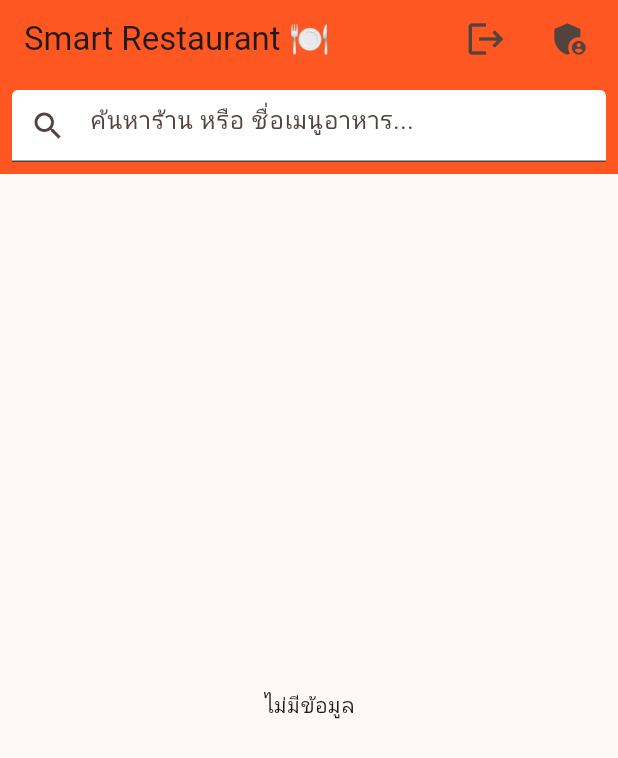
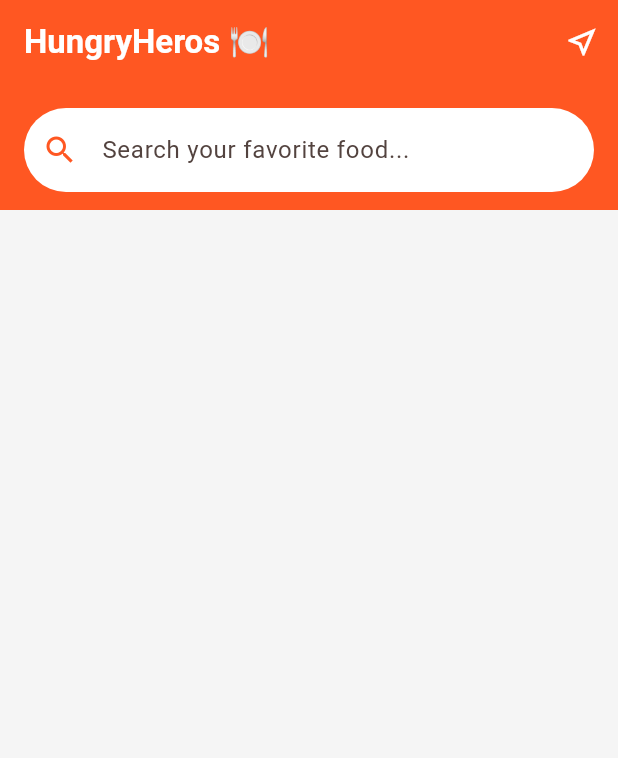
Before and after one commit to phutawanku-cmd/Application, a Flutter app: the screen it shows once a user with an empty profile is signed in, on a phone screen of 412 x 824 dp. Shown: the top 758 px of the screen. Run offline on Flutter 3.47's test engine with Material 3 defaults, Android fonts, the phone set to English and light mode, and no system bars; our stand-ins replace cloud_firestore, firebase_auth, firebase_core; accounts and stored records are empty.

Commit message:
Refactor Restaurant model to include imageUrl; update database service and home screen for image handling and distance sorting

```diff
--- a/smart_restaurant/lib/models/restaurant.dart
+++ b/smart_restaurant/lib/models/restaurant.dart
@@ -1,15 +1,16 @@
 class Restaurant {
   final String id;
-  final String name; // [cite: 222]
-  final String category; // [cite: 223]
-  final double lat; // [cite: 225]
-  final double lng; // [cite: 225]
-  final String priceRange; // 🚩 เพิ่มตาม FR-07 [cite: 137, 224]
-  final String openingHours; // 🚩 เพิ่มตาม FR-18 [cite: 152, 226]
-  final double rating; // 🚩 เพิ่มตาม FR-20 [cite: 154, 227]
-  final String description; // 🚩 เพิ่มตามสเปคหน้า 12 [cite: 228]
+  final String name;
+  final String category;
+  final double lat;
+  final double lng;
+  final String priceRange;
+  final String openingHours;
+  final double rating;
+  final String description;
+  final String imageUrl; // 🚩 เพิ่มเพื่อให้ Card มีรูปสวยๆ
   final List<String> searchKeywords;
-  final List<Map<String, dynamic>> menus; // [cite: 151]
+  final List<Map<String, dynamic>> menus;
 
   Restaurant({
     required this.id,
@@ -21,11 +22,11 @@ class Restaurant {
     required this.openingHours,
     required this.rating,
     required this.description,
+    required this.imageUrl, // 🚩 เพิ่มใน Constructor
     required this.searchKeywords,
     required this.menus,
   });
 
-  // 📥 ดึงข้อมูลจาก Firestore มาสร้างเป็น Object ใน Flutter
   factory Restaurant.fromFirestore(String id, Map<String, dynamic> data) {
     return Restaurant(
       id: id,
@@ -33,16 +34,16 @@ class Restaurant {
       category: data['category'] ?? '',
       lat: (data['lat'] ?? 0.0).toDouble(),
       lng: (data['lng'] ?? 0.0).toDouble(),
-      priceRange: data['priceRange'] ?? 'ไม่ระบุ', // [cite: 224]
-      openingHours: data['openingHours'] ?? 'ไม่ระบุ', // [cite: 226]
-      rating: (data['rating'] ?? 0.0).toDouble(), // [cite: 227]
-      description: data['description'] ?? '', // [cite: 228]
+      priceRange: data['priceRange'] ?? 'ไม่ระบุ',
+      openingHours: data['openingHours'] ?? 'ไม่ระบุ',
+      rating: (data['rating'] ?? 0.0).toDouble(),
+      description: data['description'] ?? '',
+      imageUrl: data['imageUrl'] ?? '', // 🚩 ดึง URL รูปภาพ
       searchKeywords: List<String>.from(data['searchKeywords'] ?? []),
       menus: List<Map<String, dynamic>>.from(data['menus'] ?? []),
     );
   }
 
-  // 📤 แปลงจาก Object เป็น Map เพื่อส่งไปบันทึกบน Firestore
   Map<String, dynamic> toMap() {
     return {
       'name': name,
@@ -53,8 +54,9 @@ class Restaurant {
       'openingHours': openingHours,
       'rating': rating,
       'description': description,
+      'imageUrl': imageUrl, // 🚩 บันทึก URL รูปภาพ
       'searchKeywords': searchKeywords,
       'menus': menus,
     };
   }
-}
+} //
--- a/smart_restaurant/lib/screens/home_screen.dart
+++ b/smart_restaurant/lib/screens/home_screen.dart
@@ -1,9 +1,8 @@
 import 'package:flutter/material.dart';
-import 'package:firebase_auth/firebase_auth.dart';
+import 'dart:math' as math;
 import '../services/database_service.dart';
 import '../models/restaurant.dart';
 import 'restaurant_detail_screen.dart';
-import 'admin_dashboard_screen.dart'; // 🚩 นำเข้าหน้า Admin Dashboard
 
 class HomeScreen extends StatefulWidget {
   const HomeScreen({super.key});
@@ -15,182 +14,154 @@ class HomeScreen extends StatefulWidget {
 class _HomeScreenState extends State<HomeScreen> {
   final DatabaseService _dbService = DatabaseService();
   String _searchText = "";
-  late Stream<List<Restaurant>> _restaurantStream;
+  bool _isSortingByDistance = false;
 
-  @override
-  void initState() {
-    super.initState();
-    _restaurantStream = _dbService.getRestaurants();
-  }
+  // 📍 พิกัดจำลองของผู้ใช้ (User Location)
+  final double userLat = 13.1234;
+  final double userLng = 100.9123;
 
-   void _showAdminLoginDialog() {
-    final TextEditingController passwordController = TextEditingController();
-
-    showDialog(
-      context: context,
-      builder: (dialogContext) {
-        return AlertDialog(
-          title: const Text('🔐 Admin Mode'),
-          content: TextField(
-            controller: passwordController,
-            obscureText: true,
-            decoration: const InputDecoration(
-              labelText: 'กรอกรหัสผ่าน (admin123)',
-              border: OutlineInputBorder(),
-            ),
-          ),
-          actions: [
-            TextButton(
-              onPressed: () => Navigator.pop(dialogContext), // ปิดกล่องเฉพาะเมื่อกดยกเลิก
-              child: const Text('ยกเลิก', style: TextStyle(color: Colors.grey)),
-            ),
-            ElevatedButton(
-              style: ElevatedButton.styleFrom(backgroundColor: Colors.blueGrey[900], foregroundColor: Colors.white),
-              onPressed: () {
-                String enteredPassword = passwordController.text.trim(); // .trim() ช่วยตัดช่องว่างซ้ายขวาทิ้งให้
-
-                // 🚦 เช็คเงื่อนไขที่ 1: ปล่อยช่องว่าง
-                if (enteredPassword.isEmpty) {
-                  ScaffoldMessenger.of(context).showSnackBar(
-                    const SnackBar(content: Text('⚠️ กรุณากรอกรหัสผ่านครับ!'), backgroundColor: Colors.orange),
-                  );
-                  // ❌ ไม่เรียก Navigator.pop -> กล่องจะไม่ปิด
-                }
-                // 🚦 เช็คเงื่อนไขที่ 2: รหัสถูกต้อง
-                else if (enteredPassword == 'admin123') {
-                  // 🧹 สั่งปิดกล่อง Dialog ทันที
-                  Navigator.pop(dialogContext);
-
-                  // 🚀 เปิดหน้า Admin Dashboard
-                  if (mounted) {
-                    Navigator.push(
-                      context,
-                      MaterialPageRoute(builder: (context) => const AdminDashboardScreen()),
-                    );
-                  }
-                }
-                // 🚦 เช็คเงื่อนไขที่ 3: รหัสผิดพลาด
-                else {
-                  ScaffoldMessenger.of(context).showSnackBar(
-                    const SnackBar(content: Text('❌ รหัสผ่านไม่ถูกต้อง!'), backgroundColor: Colors.red),
-                  );
-                  // 💡 ทริกวิศวกร: ล้างช่องข้อความให้ผู้ใช้กรอกใหม่ได้ง่ายๆ โดยไม่ต้องกดลบเอง
-                  passwordController.clear();
-                  // ❌ ไม่เรียก Navigator.pop -> กล่องจะไม่ปิด
-                }
-              },
-              child: const Text('เข้าสู่ระบบ'),
-            ),
-          ],
-        );
-      },
-    );
+  double _calculateDistance(double resLat, double resLng) {
+    var p = 0.017453292519943295;
+    var a = 0.5 - math.cos((resLat - userLat) * p) / 2 +
+        math.cos(userLat * p) * math.cos(resLat * p) *
+            (1 - math.cos((resLng - userLng) * p)) / 2;
+    return 12742 * math.asin(math.sqrt(a));
   }
 
   @override
   Widget build(BuildContext context) {
     return Scaffold(
-      appBar: AppBar(
-        title: const Text('Smart Restaurant 🍽️'),
-        backgroundColor: Colors.deepOrange,
+      backgroundColor: Colors.grey[100],
+      body: CustomScrollView(
+        slivers: [
+          // --- AppBar สีส้ม HungryHeros ---
+          SliverAppBar(
+            expandedHeight: 140,
+            floating: true,
+            pinned: true,
+            backgroundColor: const Color(0xFFFF5722),
+            title: const Text('HungryHeros 🍽️',
+              style: TextStyle(fontWeight: FontWeight.bold, color: Colors.white)),
             actions: [
-          // 🚪 1. ปุ่ม Logout (วางด้านซ้าย)
+              // ปุ่ม Sort ระยะทาง (คลิกเพื่อสลับการเรียง)
               IconButton(
-            icon: const Icon(Icons.logout, size: 28),
-            tooltip: 'ออกจากระบบ',
-            onPressed: () async {
-              // ออกจากระบบ (ยามใน main.dart จะเด้งเรากลับหน้า Login ทันที)
-              await FirebaseAuth.instance.signOut();
-            },
+                icon: Icon(_isSortingByDistance ? Icons.near_me : Icons.near_me_outlined, color: Colors.white),
+                onPressed: () => setState(() => _isSortingByDistance = !_isSortingByDistance),
               ),
-          const SizedBox(width: 8),
-
-          // ⚙️ 2. ปุ่ม Admin Mode (วางด้านขวา)
-          IconButton(
-            icon: const Icon(Icons.admin_panel_settings, size: 28),
-            tooltip: 'Admin Mode',
-            onPressed: _showAdminLoginDialog,
-          ),
-          const SizedBox(width: 8),
             ],
-        // ... โค้ดส่วน bottom (ช่องค้นหา) ของเดิม ...
             bottom: PreferredSize(
-          preferredSize: const Size.fromHeight(60),
+              preferredSize: const Size.fromHeight(70),
               child: Padding(
-            padding: const EdgeInsets.all(8.0),
+                padding: const EdgeInsets.fromLTRB(16, 0, 16, 12),
                 child: TextField(
-              decoration: const InputDecoration(
-                hintText: 'ค้นหาร้าน หรือ ชื่อเมนูอาหาร...',
+                  decoration: InputDecoration(
+                    hintText: 'Search your favorite food...',
+                    prefixIcon: const Icon(Icons.search, color: Color(0xFFFF5722)),
                     fillColor: Colors.white,
                     filled: true,
-                prefixIcon: Icon(Icons.search),
+                    border: OutlineInputBorder(borderRadius: BorderRadius.circular(30), borderSide: BorderSide.none),
                   ),
-              onChanged: (val) {
-                setState(() => _searchText = val);
-              },
+                  onChanged: (val) => setState(() => _searchText = val),
                 ),
               ),
             ),
           ),
-      body: StreamBuilder<List<Restaurant>>(
-        stream: _restaurantStream,
+
+          // --- รายการร้านอาหาร (UI เหมือน Figma) ---
+          StreamBuilder<List<Restaurant>>(
+            stream: _dbService.getRestaurants(),
             builder: (context, snapshot) {
-          if (snapshot.hasError) return Center(child: Text('Error: ${snapshot.error}'));
-          if (snapshot.connectionState == ConnectionState.waiting) return const Center(child: CircularProgressIndicator());
-          if (!snapshot.hasData || snapshot.data!.isEmpty) return const Center(child: Text("ไม่มีข้อมูล"));
+              if (snapshot.connectionState == ConnectionState.waiting) return const SliverFillRemaining(child: Center(child: CircularProgressIndicator()));
+              if (!snapshot.hasData) return const SliverFillRemaining(child: Center(child: Text("No data")));
 
-          List<Restaurant> allRestaurants = snapshot.data!;
-
-          List<Restaurant> filteredRestaurants = allRestaurants.where((res) {
-            final searchWord = _searchText.toLowerCase().trim();
-            if (searchWord.isEmpty) return true;
-
-            bool matchNameOrCategory = res.name.toLowerCase().contains(searchWord) ||
-                                       res.category.toLowerCase().contains(searchWord);
-
-            bool matchMenu = res.menus.any((menu) {
-              final menuName = (menu['name'] ?? '').toString().toLowerCase();
-              return menuName.contains(searchWord);
-            });
-
-            return matchNameOrCategory || matchMenu;
+              List<Restaurant> filtered = snapshot.data!.where((res) {
+                return res.name.toLowerCase().contains(_searchText.toLowerCase());
               }).toList();
 
-          if (filteredRestaurants.isEmpty) {
-            return Center(
-              child: Text(
-                'ไม่พบร้านที่ขาย "$_searchText"',
-                style: const TextStyle(fontSize: 16, color: Colors.grey),
-              ),
-            );
+              // 🚩 ระบบ Sort ตามระยะทาง
+              if (_isSortingByDistance) {
+                filtered.sort((a, b) => _calculateDistance(a.lat, a.lng).compareTo(_calculateDistance(b.lat, b.lng)));
               }
 
-          return ListView.builder(
-            itemCount: filteredRestaurants.length,
-            itemBuilder: (context, index) {
-              Restaurant res = filteredRestaurants[index];
-              return ListTile(
-                onTap: () {
-                  Navigator.push(
-                    context,
-                    MaterialPageRoute(
-                      builder: (context) => RestaurantDetailScreen(restaurant: res),
+              return SliverPadding(
+                padding: const EdgeInsets.all(16),
+                sliver: SliverList(
+                  delegate: SliverChildBuilderDelegate(
+                    (context, index) {
+                      final res = filtered[index];
+                      final dist = _calculateDistance(res.lat, res.lng);
+
+                      return Container(
+                        margin: const EdgeInsets.only(bottom: 20),
+                        decoration: BoxDecoration(
+                          color: Colors.white,
+                          borderRadius: BorderRadius.circular(25),
+                          boxShadow: [BoxShadow(color: Colors.black12, blurRadius: 10, offset: const Offset(0, 5))],
+                        ),
+                        child: InkWell(
+                          onTap: () => Navigator.push(context, MaterialPageRoute(builder: (context) => RestaurantDetailScreen(restaurant: res))),
+                          borderRadius: BorderRadius.circular(25),
+                          child: Column(
+                            crossAxisAlignment: CrossAxisAlignment.start,
+                            children: [
+                              // 🖼️ พื้นที่ภาพ (Full Width & Height 200px)
+                              Stack(
+                                children: [
+                                  ClipRRect(
+                                    borderRadius: const BorderRadius.vertical(top: Radius.circular(25)),
+                                    child: Image.network(
+                                      res.imageUrl,
+                                      height: 200,
+                                      width: double.infinity,
+                                      fit: BoxFit.cover,
+                                      errorBuilder: (_, __, ___) => Container(height: 200, color: Colors.grey[200], child: const Icon(Icons.restaurant, size: 50)),
+                                    ),
+                                  ),
+                                  Positioned(
+                                    top: 12, right: 12,
+                                    child: Container(
+                                      padding: const EdgeInsets.symmetric(horizontal: 10, vertical: 5),
+                                      decoration: BoxDecoration(color: Colors.white, borderRadius: BorderRadius.circular(15)),
+                                      child: Row(children: [const Icon(Icons.star, color: Colors.orange, size: 16), Text(' ${res.rating}', style: const TextStyle(fontWeight: FontWeight.bold))]),
+                                    ),
+                                  ),
+                                ],
+                              ),
+                              // 📝 ข้อมูลร้าน
+                              Padding(
+                                padding: const EdgeInsets.all(16),
+                                child: Column(
+                                  crossAxisAlignment: CrossAxisAlignment.start,
+                                  children: [
+                                    Text(res.name, style: const TextStyle(fontSize: 18, fontWeight: FontWeight.bold)),
+                                    const SizedBox(height: 4),
+                                    Text(res.category, style: const TextStyle(color: Colors.grey)),
+                                    const Divider(height: 24),
+                                    Row(
+                                      children: [
+                                        const Icon(Icons.location_on, size: 16, color: Color(0xFFFF5722)),
+                                        // 🚩 ตัวเลขระยะทางจะเปลี่ยนตามที่แก้ใน Firebase
+                                        Text(' ${dist.toStringAsFixed(1)} km', style: const TextStyle(fontWeight: FontWeight.bold)),
+                                        const Spacer(),
+                                        const Icon(Icons.access_time, size: 16, color: Colors.grey),
+                                        Text(' ${res.openingHours}', style: const TextStyle(color: Colors.grey)),
+                                      ],
+                                    ),
+                                  ],
+                                ),
+                              ),
+                            ],
+                          ),
                         ),
                       );
                     },
-                leading: CircleAvatar(
-                  backgroundColor: Colors.deepOrange[100],
-                  foregroundColor: Colors.deepOrange,
-                  child: const Icon(Icons.storefront)
+                    childCount: filtered.length,
                   ),
-                title: Text(res.name),
-                subtitle: Text(res.category),
-                // 🛑 ลบ trailing: Row(...) ที่มีปุ่มแก้ไขและถังขยะออกไปแล้วครับ!
-                // ตอนนี้หน้า Home จะดูสะอาดตา และปลอดภัย 100%
+                ),
               );
             },
-          );
-        },
+          ),
+        ],
       ),
     );
   }
```
Also changed, not shown: smart_restaurant/lib/services/database_service.dart (+0 -14 lines). Lines whose indentation alone changed are shown as unchanged.
